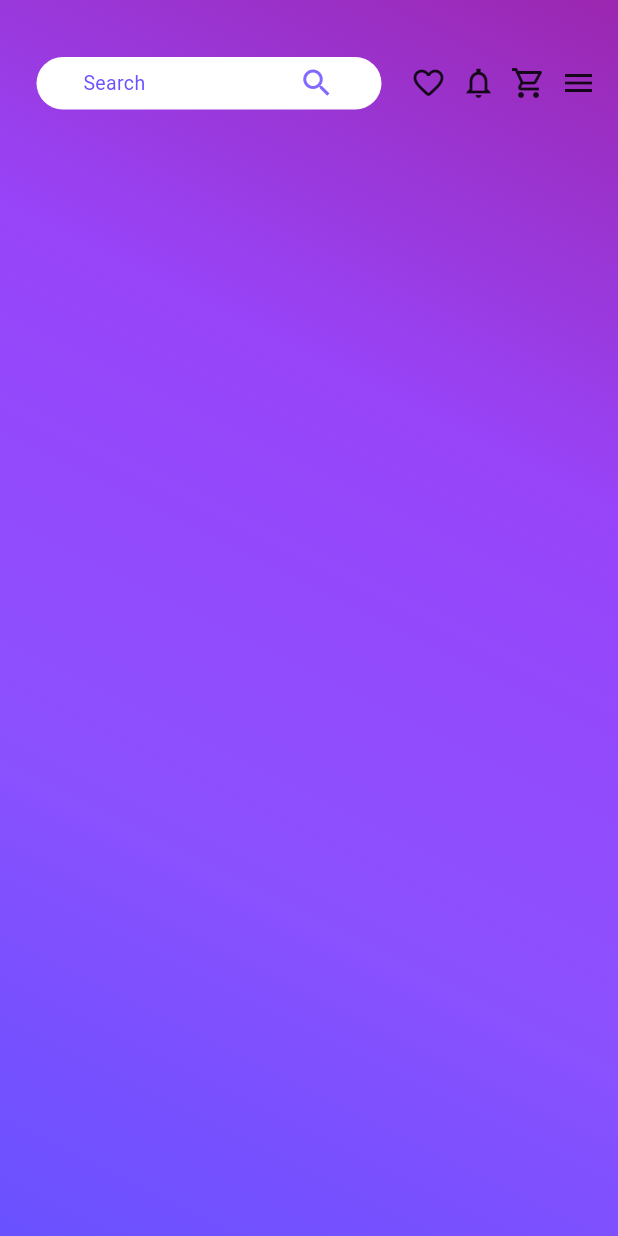
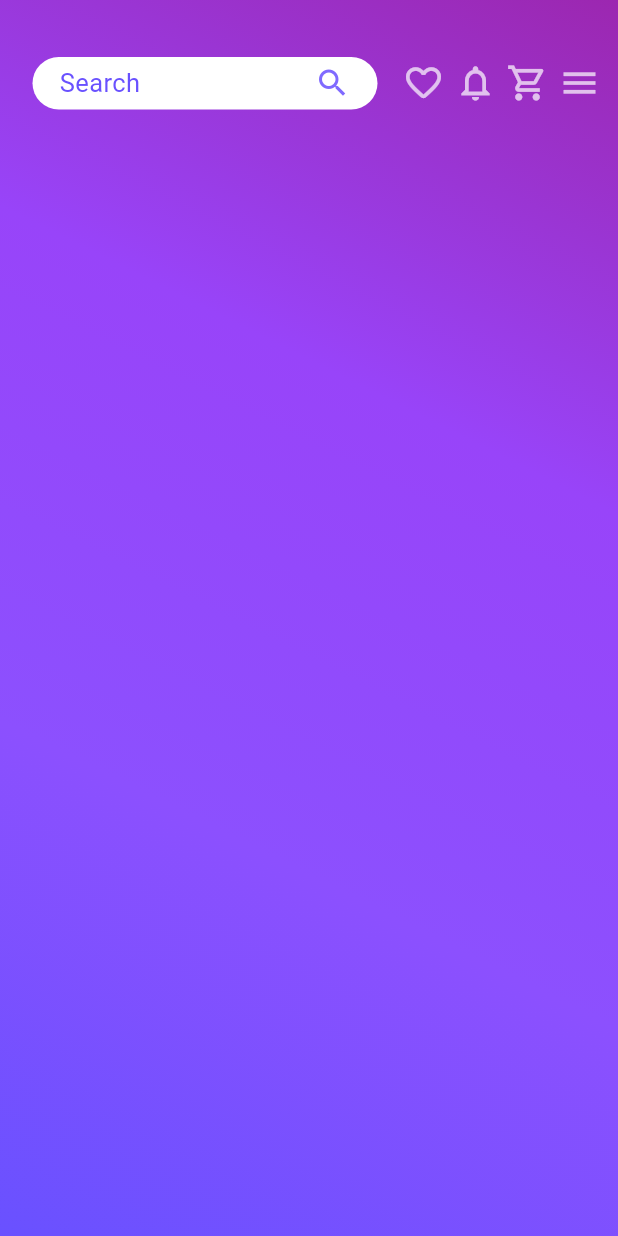
Before and after one commit to MauryaAayush/e_commerce, a Flutter app: the screen it shows after launch, on a phone screen of 412 x 824 dp. Run offline on Flutter 3.47's test engine with Material 3 defaults, Android fonts, the phone set to English and light mode, and no system bars.

Commit message:
Radhey radhey

```diff
--- a/lib/main.dart
+++ b/lib/main.dart
@@ -59,10 +59,10 @@ class FirstPage extends StatelessWidget {
                               style: TextStyle(
                                 color: Color(0xFF6951FF),
                                 fontWeight: FontWeight.w400,
-                                fontSize: 13,
+                                fontSize: 17,
                               ),
                               ),
-                              SizedBox(width: 40,),
+                              SizedBox(width: 80,),
                               Icon(
                                 Icons.search,
                                 color: Color(0xFF806AFF),
@@ -72,15 +72,23 @@ class FirstPage extends StatelessWidget {
                           ),
                         Icon(
                           Icons.favorite_border_rounded,
+                          color: Colors.white70,
+                          size: 28,
                         ),
                         Icon(
-                            Icons.notifications_none_sharp
+                            Icons.notifications_none_outlined,
+                          color: Colors.white70,
+                          size: 28,
                         ),
                         Icon(
                           Icons.shopping_cart_outlined,
+                          color: Colors.white70,
+                          size: 28,
                         ),
                         Icon(
-                            Icons.menu_outlined
+                            Icons.menu_outlined,
+                          color: Colors.white70,
+                          size: 28,
                         ),
 
                       ],
```
